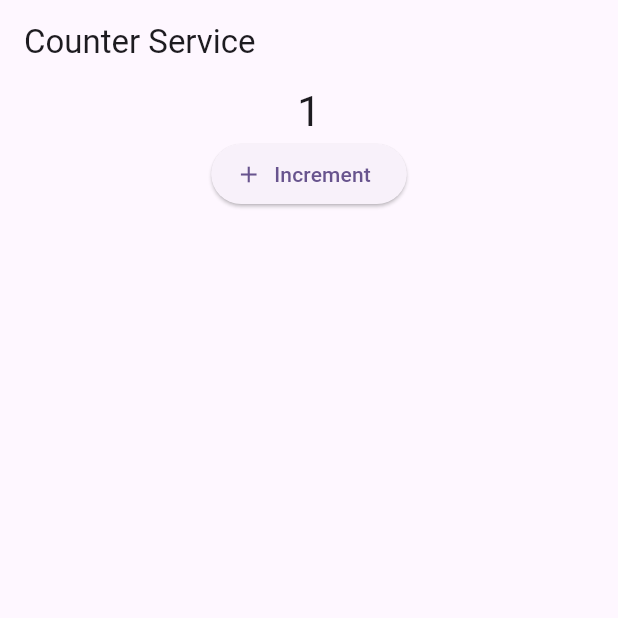
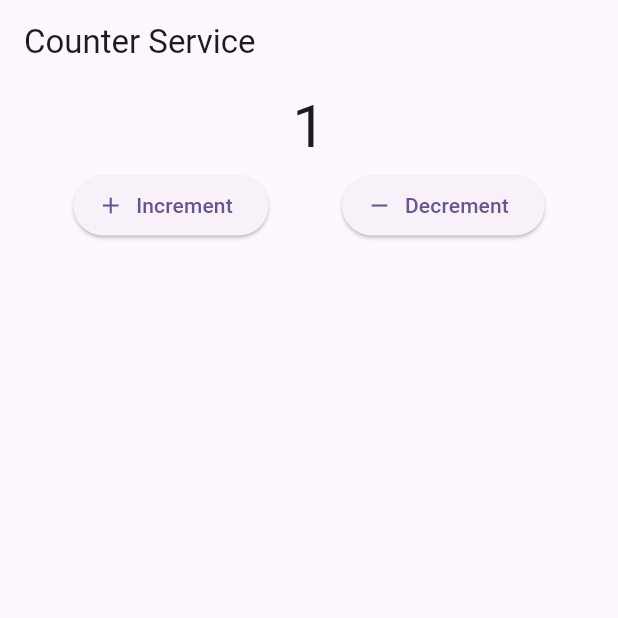
Before and after one commit to JAHIDULFAHAD/flutter_roadmap_practice, a Flutter app: the screen it shows after launch, after a tap on "Increment", on a phone screen of 412 x 824 dp, the top half of it. Run offline on Flutter 3.47's test engine with Material 3 defaults, Android fonts, the phone set to English and light mode, and no system bars; our stand-ins replace flutter_bloc.

Commit message:
feat: dependency injection,observe,state pattern done

```diff
--- /dev/null
+++ b/lib/cubit/counter_cubit.dart
@@ -0,0 +1,31 @@
+import 'package:flutter_bloc/flutter_bloc.dart';
+
+import '../service/counter_service.dart';
+import 'counter_state.dart';
+
+class CounterCubit extends Cubit<CounterState> {
+  final CounterService service;
+  int count = 0;
+
+  CounterCubit(this.service) : super(CounterInitial()); //Dependency Injection
+
+  void increment() {
+    count = service.increment(count);
+
+    if (count >= 0) {
+      emit(CounterPositive(count)); //state change , observe blocbuilder
+    } else {
+      emit(CounterNegative(count)); //state change , observe blocbuilder
+    }
+  }
+
+  void decrement() {
+    count = service.decrement(count);
+
+    if (count >= 0) {
+      emit(CounterPositive(count)); //state change , observe blocbuilder
+    } else {
+      emit(CounterNegative(count)); //state change , observe blocbuilder
+    }
+  }
+}
--- /dev/null
+++ b/lib/cubit/counter_state.dart
@@ -0,0 +1,15 @@
+abstract class CounterState {}
+
+class CounterInitial extends CounterState {}
+
+class CounterPositive extends CounterState {
+  final int count;
+
+  CounterPositive(this.count);
+}
+
+class CounterNegative extends CounterState {
+  final int count;
+
+  CounterNegative(this.count);
+}
--- a/lib/dependency_injection/cubit/counter_cubit.dart
+++ /dev/null
@@ -1,15 +0,0 @@
-import 'package:flutter_bloc/flutter_bloc.dart';
-
-import '../service/counter_service.dart';
-import 'counter_state.dart';
-
-class CounterCubit extends Cubit<CounterState> {
-  final CounterService service;
-
-  CounterCubit(this.service):super(CounterState(0));
-
-  void increment(){
-    final newValue = service.increment(state.count);
-    emit(CounterState(newValue));
-  }
-}
--- a/lib/dependency_injection/cubit/counter_state.dart
+++ /dev/null
@@ -1,4 +0,0 @@
-class CounterState {
-  final int count;
-  CounterState(this.count);
-}
--- a/lib/dependency_injection/screens/counter_service_screen.dart
+++ /dev/null
@@ -1,35 +0,0 @@
-import 'package:flutter/material.dart';
-import 'package:flutter_bloc/flutter_bloc.dart';
-
-import '../cubit/counter_cubit.dart';
-import '../cubit/counter_state.dart';
-class CounterServiceScreen extends StatelessWidget {
-  const CounterServiceScreen({super.key});
-
-  @override
-  Widget build(BuildContext context) {
-    return Scaffold(
-      appBar: AppBar(
-        title: const Text('Counter Service'),
-      ),
-      body: Center(
-        child: Column(
-          children: [
-            BlocBuilder<CounterCubit, CounterState>(
-              builder: (context, state) {
-                return Text(
-                  '${state.count}',
-                  style: Theme.of(context).textTheme.headlineMedium,
-                );
-              },
-            ),
-            ElevatedButton.icon(onPressed: (){
-              context.read<CounterCubit>().increment();
-            }, label:
-            const Text('Increment'), icon: const Icon(Icons.add))
-          ],
-        )
-      ),
-    );
-  }
-}
--- /dev/null
+++ b/lib/screens/counter_service_screen.dart
@@ -0,0 +1,62 @@
+import 'package:flutter/material.dart';
+import 'package:flutter_bloc/flutter_bloc.dart';
+
+import '../cubit/counter_cubit.dart';
+import '../cubit/counter_state.dart';
+
+class CounterServiceScreen extends StatelessWidget {
+  const CounterServiceScreen({super.key});
+
+  @override
+  Widget build(BuildContext context) {
+    return Scaffold(
+      appBar: AppBar(title: const Text('Counter Service')),
+      body: Center(
+        child: Column(
+          children: [
+            BlocBuilder<CounterCubit, CounterState>(
+              //Observer pattern
+              builder: (context, state) {
+                if (state is CounterInitial) {
+                  return const Text('Start counting');
+                }
+                if (state is CounterPositive) {
+                  return Text(
+                    state.count.toString(),
+                    style: const TextStyle(fontSize: 40),
+                  );
+                }
+                if (state is CounterNegative) {
+                  return Text(
+                    state.count.toString(),
+                    style: const TextStyle(fontSize: 40),
+                  );
+                }
+                return Container();
+              },
+            ),
+            Row(
+              mainAxisAlignment: MainAxisAlignment.spaceEvenly,
+              children: [
+                ElevatedButton.icon(
+                  onPressed: () {
+                    context.read<CounterCubit>().increment();
+                  },
+                  label: const Text('Increment'),
+                  icon: const Icon(Icons.add),
+                ),
+                ElevatedButton.icon(
+                  onPressed: () {
+                    context.read<CounterCubit>().decrement();
+                  },
+                  label: const Text('Decrement'),
+                  icon: const Icon(Icons.remove),
+                ),
+              ],
+            ),
+          ],
+        ),
+      ),
+    );
+  }
+}
--- a/lib/dependency_injection/service/counter_service.dart
+++ b/lib/service/counter_service.dart
@@ -2,4 +2,7 @@ class CounterService {
   int increment(int value) {
     return value + 1;
   }
+  int decrement(int value) {
+    return value - 1;
+  }
 }
```
Also changed, not shown: lib/main.dart (+4 -6 lines).
